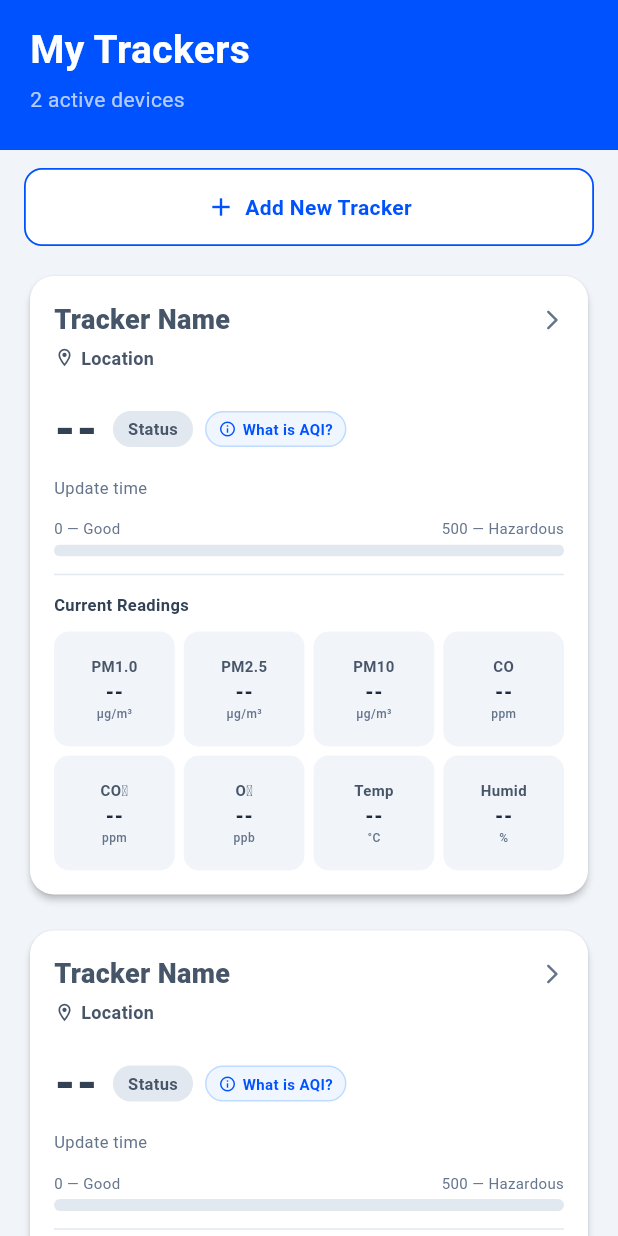
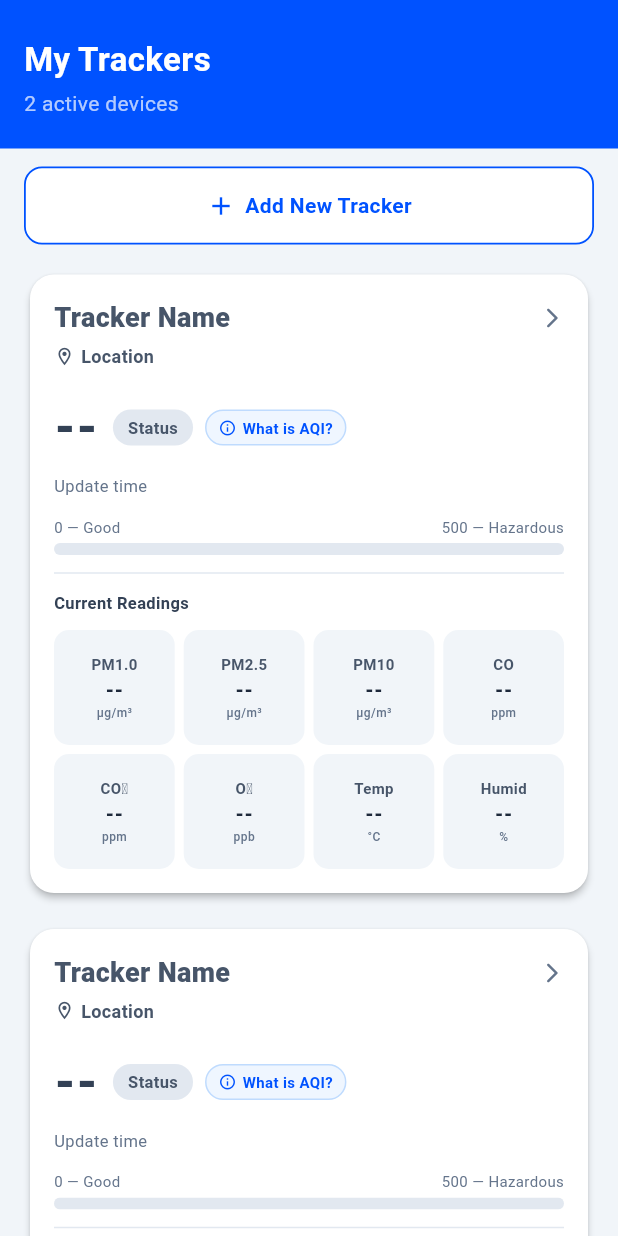
Before and after one commit to scene-mp4/aether_app, a Flutter app: the TrackersNewPage screen opened directly, on a phone screen of 412 x 824 dp. Run offline on Flutter 3.47's test engine with Material 3 defaults, Android fonts, the phone set to English and light mode, and no system bars; our stand-ins replace cloud_firestore, firebase_auth, firebase_core, fl_chart, flutter_map, latlong2; missing offline and left inert: flutter_map_heatmap; accounts and stored records are empty.

Commit message:
edited padding

```diff
--- a/lib/screens/tabs/settings_new.dart
+++ b/lib/screens/tabs/settings_new.dart
@@ -507,7 +507,7 @@ class _SettingsTabState extends State<SettingsNewPage> {
   }
 
   Widget _sectionTitle(String text) => Padding(
-        padding: const EdgeInsets.only(top: 8, bottom: 2),
+        padding: const EdgeInsets.only(left: 16, right: 16, top: 24, bottom: 20),
         child: Text(
           text,
           style: const TextStyle(
--- a/lib/screens/tabs/trackers_new.dart
+++ b/lib/screens/tabs/trackers_new.dart
@@ -139,7 +139,7 @@ class _TrackersNewPageState extends State<TrackersNewPage> {
             // Blue Header section
             Container(
               width: double.infinity,
-              padding: const EdgeInsets.only(left: 20, right: 20, top: 15, bottom: 24),
+              padding: const EdgeInsets.only(left: 16, right: 16, top: 24, bottom: 20),
               decoration: const BoxDecoration(
                 color: Color(0xFF0052FF),
               ),
@@ -149,7 +149,7 @@ class _TrackersNewPageState extends State<TrackersNewPage> {
                   const Text(
                     "My Trackers",
                     style: TextStyle(
-                      fontSize: 26,
+                      fontSize: 22,
                       fontWeight: FontWeight.bold,
                       color: Colors.white,
                     ),
```
